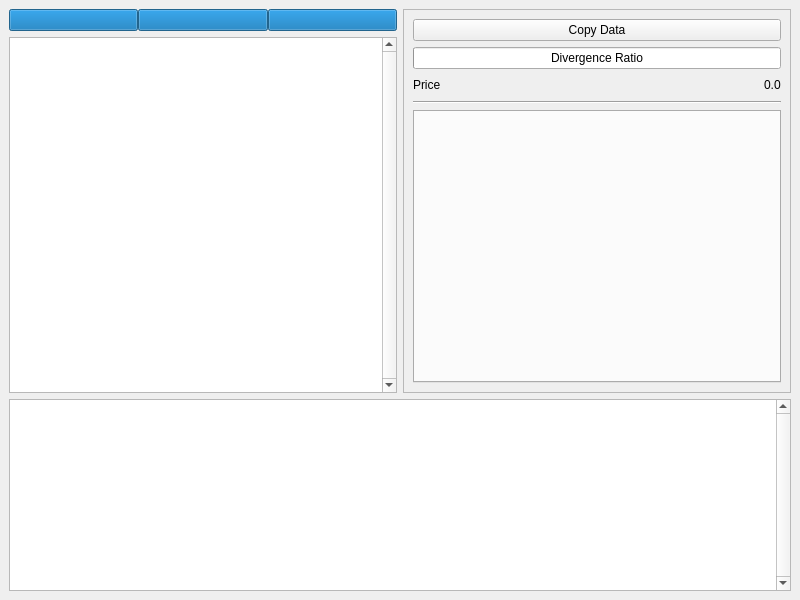
qrlik/MarketWatcher, file source/ui/watcherWindow.ui: the form before one commit.
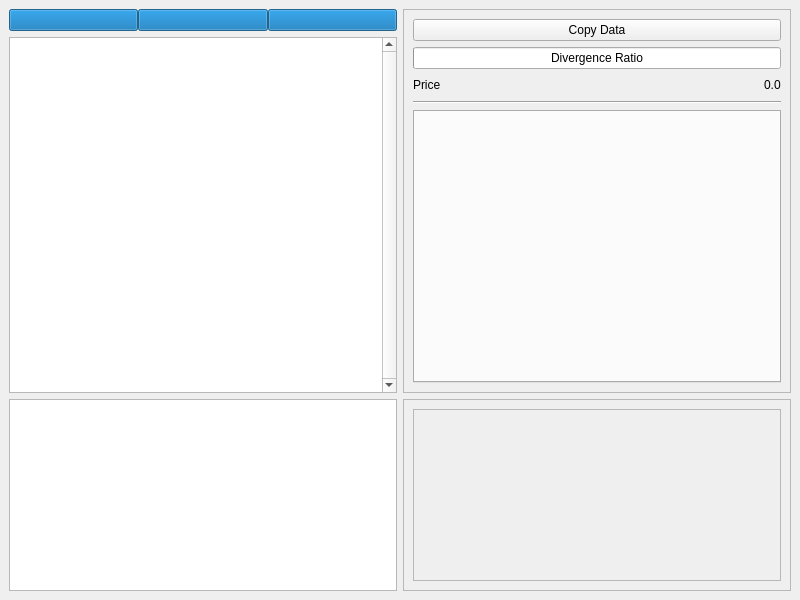
The form after the commit.

Commit message: add timeframes filter

What changed in the file:
```diff
--- a/source/ui/watcherWindow.ui
+++ b/source/ui/watcherWindow.ui
@@ -171,6 +171,8 @@
      </layout>
     </item>
     <item>
+     <layout class="QHBoxLayout" name="horizontalLayout_2">
+      <item>
      <widget class="QTextEdit" name="logBrowser">
       <property name="sizePolicy">
        <sizepolicy hsizetype="Expanding" vsizetype="Fixed">
@@ -179,15 +181,43 @@
        </sizepolicy>
       </property>
       <property name="verticalScrollBarPolicy">
-       <enum>Qt::ScrollBarAlwaysOn</enum>
+         <enum>Qt::ScrollBarAsNeeded</enum>
       </property>
       <property name="horizontalScrollBarPolicy">
        <enum>Qt::ScrollBarAlwaysOff</enum>
       </property>
-      <property name="readOnly">
-       <bool>true</bool>
-      </property>
-     </widget>
+       </widget>
+      </item>
+      <item>
+       <widget class="QFrame" name="filterWidget">
+        <property name="sizePolicy">
+         <sizepolicy hsizetype="Expanding" vsizetype="Preferred">
+          <horstretch>0</horstretch>
+          <verstretch>0</verstretch>
+         </sizepolicy>
+        </property>
+        <property name="frameShape">
+         <enum>QFrame::StyledPanel</enum>
+        </property>
+        <property name="frameShadow">
+         <enum>QFrame::Raised</enum>
+        </property>
+        <layout class="QVBoxLayout" name="verticalLayout_3">
+         <item>
+          <widget class="QFrame" name="timeframesFilter">
+           <property name="frameShape">
+            <enum>QFrame::StyledPanel</enum>
+           </property>
+           <property name="frameShadow">
+            <enum>QFrame::Raised</enum>
+           </property>
+           <layout class="QGridLayout" name="gridLayout"/>
+          </widget>
+         </item>
+        </layout>
+       </widget>
+      </item>
+     </layout>
     </item>
    </layout>
   </widget>
```
Lines whose indentation alone changed are shown as unchanged. The commit also changes 9 other files.
